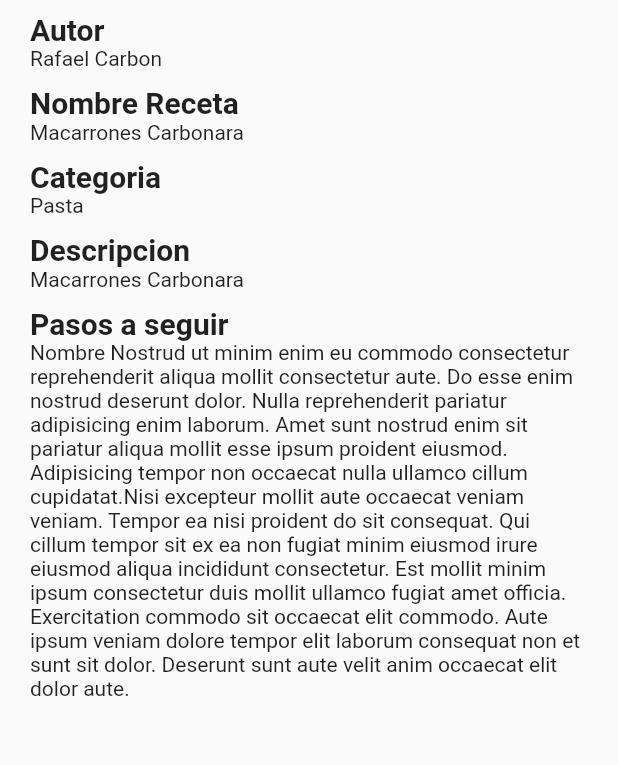
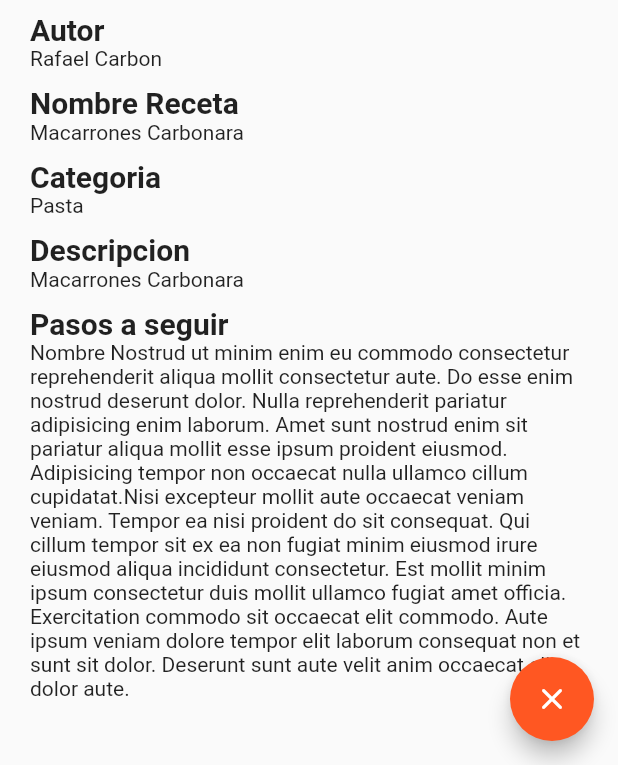
Before and after one commit to MarioParrilla/BeChef, a Flutter app: the InfoRecipeScreen screen opened by its route, on a phone screen of 412 x 824 dp, the part 471-1236 px from its top. Run offline on Flutter 3.47's test engine with Material 2 defaults, Android fonts, the phone set to English and light mode, and no system bars; our stand-ins replace flutter_secure_storage; accounts and stored records are empty.

Commit message:
Refactors y update Flutter

```diff
--- a/lib/screens/info_recipe_screen.dart
+++ b/lib/screens/info_recipe_screen.dart
@@ -25,6 +25,13 @@ class InfoRecipeScreen extends StatelessWidget {
           ],
         ),
       ),
+      floatingActionButton: FloatingActionButton(
+        child: const Icon(Icons.close_rounded),
+        backgroundColor: Colors.deepOrange,
+        onPressed: () => {
+          Navigator.of(context).pop()
+        },
+      )
     );
   }
 }
```
Also changed, not shown: lib/screens/profile_screen.dart (+14 -1 lines), pubspec.lock, 1 other file.
